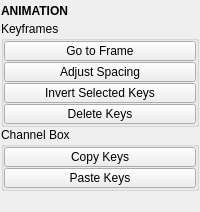
First picture: the form in tentacle/ui/animation.ui, repository m3trik/tentacle, before the edit.
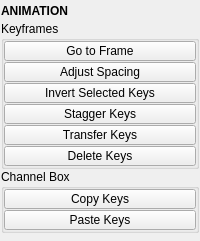
Second picture: the form after the edit. Custom widgets are drawn as their Qt base class.

Patch:
```diff
--- a/tentacle/ui/animation.ui
+++ b/tentacle/ui/animation.ui
@@ -10,7 +10,7 @@
     <x>0</x>
     <y>0</y>
     <width>200</width>
-    <height>212</height>
+    <height>241</height>
    </rect>
   </property>
   <property name="tabShape">
@@ -168,6 +168,56 @@
            </property>
           </widget>
          </item>
+         <item>
+          <widget class="PushButton" name="tb003">
+           <property name="minimumSize">
+            <size>
+             <width>0</width>
+             <height>20</height>
+            </size>
+           </property>
+           <property name="maximumSize">
+            <size>
+             <width>16777215</width>
+             <height>20</height>
+            </size>
+           </property>
+           <property name="toolTip">
+            <string>Stagger the keyframes of selected objects such that the keyframes of each subsequent object start after the previous object.</string>
+           </property>
+           <property name="text">
+            <string>Stagger Keys</string>
+           </property>
+           <property name="checkable">
+            <bool>false</bool>
+           </property>
+          </widget>
+         </item>
+         <item>
+          <widget class="PushButton" name="tb004">
+           <property name="minimumSize">
+            <size>
+             <width>0</width>
+             <height>20</height>
+            </size>
+           </property>
+           <property name="maximumSize">
+            <size>
+             <width>16777215</width>
+             <height>20</height>
+            </size>
+           </property>
+           <property name="toolTip">
+            <string>Transfer keyframes from the first selected object to the subsequent objects.</string>
+           </property>
+           <property name="text">
+            <string>Transfer Keys</string>
+           </property>
+           <property name="checkable">
+            <bool>false</bool>
+           </property>
+          </widget>
+         </item>
          <item>
           <widget class="QPushButton" name="b000">
            <property name="enabled">
```
